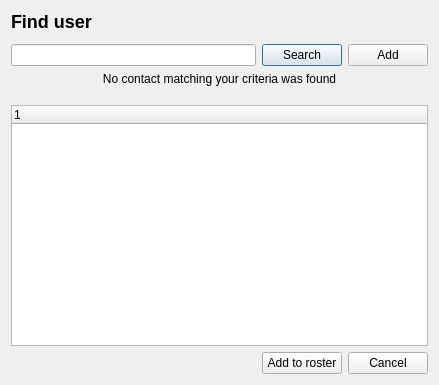
The window that widgets/addcontactng.ui (xmpp-graveyard/jabbim) describes before a commit, drawn with Qt 5.
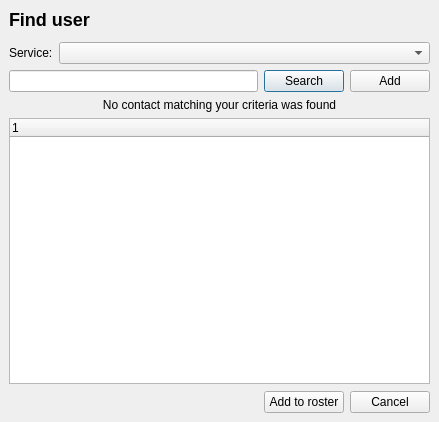
The same window after the commit.

```diff
--- a/widgets/addcontactng.ui
+++ b/widgets/addcontactng.ui
@@ -6,28 +6,40 @@
     <x>0</x>
     <y>0</y>
     <width>439</width>
-    <height>385</height>
+    <height>422</height>
    </rect>
   </property>
   <property name="windowTitle" >
    <string>Find user</string>
   </property>
-  <layout class="QGridLayout" name="gridLayout" >
-   <item row="0" column="0" colspan="3" >
-    <widget class="QLabel" name="label" >
+  <layout class="QGridLayout" >
+   <property name="margin" >
+    <number>9</number>
+   </property>
+   <property name="spacing" >
+    <number>6</number>
+   </property>
+   <item row="8" column="2" >
+    <widget class="QPushButton" name="pushButton" >
      <property name="text" >
-      <string>&lt;!DOCTYPE HTML PUBLIC "-//W3C//DTD HTML 4.0//EN" "http://www.w3.org/TR/REC-html40/strict.dtd">
-&lt;html>&lt;head>&lt;meta name="qrichtext" content="1" />&lt;style type="text/css">
-p, li { white-space: pre-wrap; }
-&lt;/style>&lt;/head>&lt;h2>Find user&lt;/h2>&lt;/body>&lt;/html></string>
+      <string>Cancel</string>
+     </property>
+     <property name="autoDefault" >
+      <bool>false</bool>
      </property>
     </widget>
    </item>
    <item row="1" column="0" colspan="3" >
     <widget class="QWidget" native="1" name="_tabBar" />
    </item>
-   <item row="2" column="0" colspan="3" >
-    <layout class="QHBoxLayout" name="horizontalLayout" >
+   <item row="3" column="0" colspan="3" >
+    <layout class="QHBoxLayout" >
+     <property name="margin" >
+      <number>0</number>
+     </property>
+     <property name="spacing" >
+      <number>6</number>
+     </property>
      <item>
       <widget class="QLineEdit" name="lineEdit" />
      </item>
@@ -47,36 +59,51 @@
      </item>
     </layout>
    </item>
-   <item row="3" column="0" colspan="3" >
-    <widget class="QLabel" name="empty" >
+   <item row="2" column="0" colspan="3" >
+    <layout class="QHBoxLayout" >
+     <property name="margin" >
+      <number>0</number>
+     </property>
+     <property name="spacing" >
+      <number>6</number>
+     </property>
+     <item>
+      <widget class="QLabel" name="label_2" >
+       <property name="text" >
+        <string>Service:</string>
+       </property>
+      </widget>
+     </item>
+     <item>
+      <widget class="QComboBox" name="service" >
+       <property name="sizePolicy" >
+        <sizepolicy>
+         <hsizetype>7</hsizetype>
+         <vsizetype>0</vsizetype>
+         <horstretch>0</horstretch>
+         <verstretch>0</verstretch>
+        </sizepolicy>
+       </property>
+      </widget>
+     </item>
+    </layout>
+   </item>
+   <item row="0" column="0" colspan="3" >
+    <widget class="QLabel" name="label" >
      <property name="text" >
-      <string>No contact matching your criteria was found</string>
-     </property>
-     <property name="alignment" >
-      <set>Qt::AlignHCenter|Qt::AlignTop</set>
+      <string>&lt;!DOCTYPE HTML PUBLIC "-//W3C//DTD HTML 4.0//EN" "http://www.w3.org/TR/REC-html40/strict.dtd">
+&lt;html>&lt;head>&lt;meta name="qrichtext" content="1" />&lt;style type="text/css">
+p, li { white-space: pre-wrap; }
+&lt;/style>&lt;/head>&lt;h2>Find user&lt;/h2>&lt;/body>&lt;/html></string>
      </property>
     </widget>
    </item>
-   <item row="4" column="0" colspan="3" >
-    <spacer name="spacer" >
-     <property name="orientation" >
-      <enum>Qt::Vertical</enum>
-     </property>
-     <property name="sizeType" >
-      <enum>QSizePolicy::Expanding</enum>
-     </property>
-     <property name="sizeHint" stdset="0" >
-      <size>
-       <width>388</width>
-       <height>13</height>
-      </size>
-     </property>
-    </spacer>
-   </item>
-   <item row="5" column="0" colspan="3" >
+   <item row="6" column="0" colspan="3" >
     <widget class="QTreeWidget" name="treeWidget" >
      <property name="sizePolicy" >
-      <sizepolicy vsizetype="Expanding" hsizetype="Expanding" >
+      <sizepolicy>
+       <hsizetype>7</hsizetype>
+       <vsizetype>7</vsizetype>
        <horstretch>0</horstretch>
        <verstretch>100</verstretch>
       </sizepolicy>
@@ -91,12 +118,12 @@
      </column>
     </widget>
    </item>
-   <item row="6" column="0" >
-    <spacer name="horizontalSpacer" >
+   <item row="8" column="0" >
+    <spacer>
      <property name="orientation" >
       <enum>Qt::Horizontal</enum>
      </property>
-     <property name="sizeHint" stdset="0" >
+     <property name="sizeHint" >
       <size>
        <width>218</width>
        <height>21</height>
@@ -104,7 +131,17 @@
      </property>
     </spacer>
    </item>
-   <item row="6" column="1" >
+   <item row="4" column="0" colspan="3" >
+    <widget class="QLabel" name="empty" >
+     <property name="text" >
+      <string>No contact matching your criteria was found</string>
+     </property>
+     <property name="alignment" >
+      <set>Qt::AlignHCenter|Qt::AlignTop</set>
+     </property>
+    </widget>
+   </item>
+   <item row="8" column="1" >
     <widget class="QPushButton" name="pushButton_2" >
      <property name="text" >
       <string>Add to roster</string>
@@ -114,15 +151,18 @@
      </property>
     </widget>
    </item>
-   <item row="6" column="2" >
-    <widget class="QPushButton" name="pushButton" >
-     <property name="text" >
-      <string>Cancel</string>
+   <item row="7" column="0" colspan="3" >
+    <spacer>
+     <property name="orientation" >
+      <enum>Qt::Vertical</enum>
      </property>
-     <property name="autoDefault" >
-      <bool>false</bool>
+     <property name="sizeHint" >
+      <size>
+       <width>20</width>
+       <height>1</height>
+      </size>
      </property>
-    </widget>
+    </spacer>
    </item>
   </layout>
  </widget>
```
